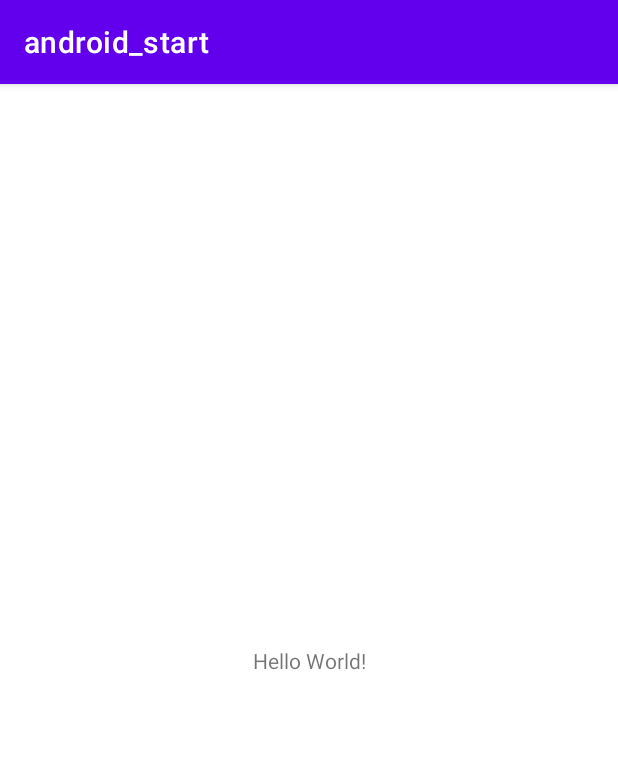
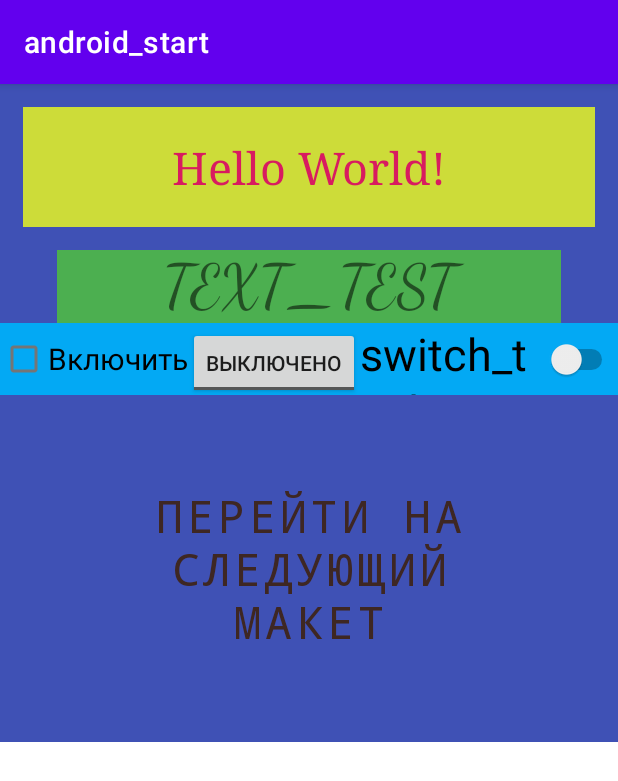
Before and after one commit to anton-tchaikovsky/android_base, an Android app: the screen it shows after launch (MainActivity), on a phone screen of 412 x 824 dp. Shown: the top 781 px of the screen. Run offline under Robolectric (Android 15) with nearby library versions, the phone set to English and light mode, and no system bars.

Commit message:
ДЗ пункты 1-4.

```diff
--- a/app/src/main/res/layout/activity_main.xml
+++ b/app/src/main/res/layout/activity_main.xml
@@ -1,18 +1,87 @@
 <?xml version="1.0" encoding="utf-8"?>
-<androidx.constraintlayout.widget.ConstraintLayout xmlns:android="http://schemas.android.com/apk/res/android"
+<ScrollView xmlns:android="http://schemas.android.com/apk/res/android"
+    android:layout_width="match_parent"
+    android:layout_height="match_parent">
+<LinearLayout
     xmlns:app="http://schemas.android.com/apk/res-auto"
     xmlns:tools="http://schemas.android.com/tools"
     android:layout_width="match_parent"
-    android:layout_height="match_parent"
+    android:layout_height="wrap_content"
+    android:background="#3F51B5"
+    android:orientation="vertical"
     tools:context=".MainActivity">
+
+    <TextView
+        android:layout_width="match_parent"
+        android:layout_height="wrap_content"
+        android:layout_margin="15dp"
+        android:background="#CDDC39"
+        android:fontFamily="serif"
+        android:gravity="center"
+        android:paddingLeft="40dp"
+        android:paddingTop="20dp"
+        android:paddingRight="40dp"
+        android:paddingBottom="20dp"
+        android:text="Hello World!"
+        android:textColor="#D81B60"
+        android:textSize="30sp"
+        />
 
     <TextView
         android:layout_width="wrap_content"
         android:layout_height="wrap_content"
-        android:text="Hello World!"
-        app:layout_constraintBottom_toBottomOf="parent"
-        app:layout_constraintEnd_toEndOf="parent"
-        app:layout_constraintStart_toStartOf="parent"
+        android:ems="7"
+        android:layout_gravity="center_horizontal"
+        android:background="#4CAF50"
+        android:fontFamily="cursive"
+        android:text="@string/text_test"
+        android:textAlignment="center"
+        android:textAllCaps="true"
+        android:textSize="40sp" />
+
+    <LinearLayout
+        android:layout_width="wrap_content"
+        android:layout_height="wrap_content"
+        android:layout_gravity="center_horizontal"
+        android:background="#03A9F4">
+
+    <CheckBox
+        android:id="@+id/enabled"
+        android:layout_width="wrap_content"
+        android:layout_height="wrap_content"
+        android:layout_gravity="center"
+        android:text="@string/enabled"
+        android:textSize="20sp"
+        app:layout_constraintLeft_toLeftOf="parent"
+        app:layout_constraintTop_toBottomOf="@+id/selection" />
+
+    <ToggleButton
+        android:id="@+id/toggle"
+        android:layout_width="wrap_content"
+        android:layout_height="wrap_content"
+        android:textOff="Выключено"
+        android:textOn="Включено"
+        app:layout_constraintLeft_toLeftOf="parent"
         app:layout_constraintTop_toTopOf="parent" />
 
-</androidx.constraintlayout.widget.ConstraintLayout>
+    <Switch
+        android:layout_width="match_parent"
+        android:text="@string/switch_test"
+        android:textSize="30sp"
+        android:layout_height="48dp"/>
+    </LinearLayout>
+
+    <Button
+        style="?android:attr/buttonBarButtonStyle"
+        android:layout_width="wrap_content"
+        android:layout_height="wrap_content"
+        android:layout_margin="50dp"
+        android:fontFamily="monospace"
+        android:onClick="next"
+        android:text="Перейти на следующий макет"
+        android:textColor="#3E2723"
+        android:textSize="30sp"
+        tools:ignore="TextContrastCheck" />
+
+</LinearLayout>
+   </ScrollView>
--- a/app/src/main/res/values/strings.xml
+++ b/app/src/main/res/values/strings.xml
@@ -1,3 +1,9 @@
 <resources>
     <string name="app_name">android_start</string>
+    <string name="button_test1">button_test1</string>
+    <string name="switch_test">switch_test</string>
+    <string name="text_test">Text_test</string>
+    <string name="button_test2">button_test2</string>
+    <string name="name">Введите имя</string>
+    <string name="enabled">Включить</string>
 </resources>
```
Also changed, not shown: app/src/main/java/com/example/android_start/MainActivity.java (+15 -0 lines), app/src/main/res/layout/activity_main2.xml (added, +100 -0 lines).
